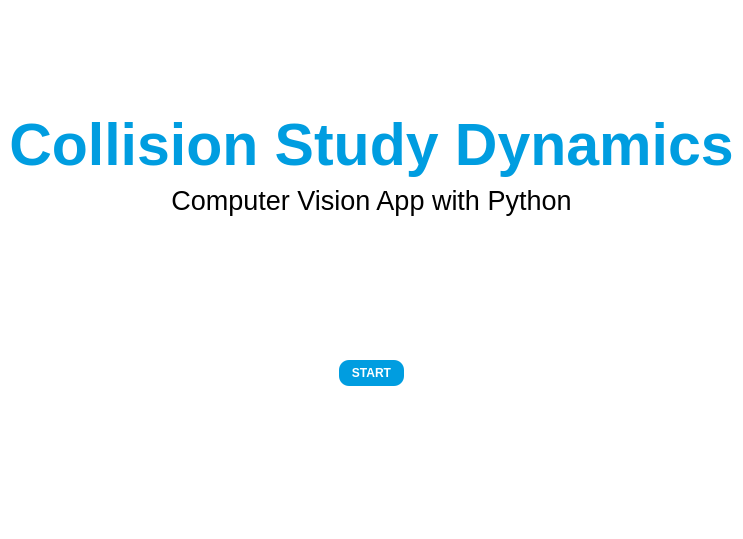
The window that gui.ui (MestreHq5/Collision-Study) describes before a commit, drawn with Qt 5.
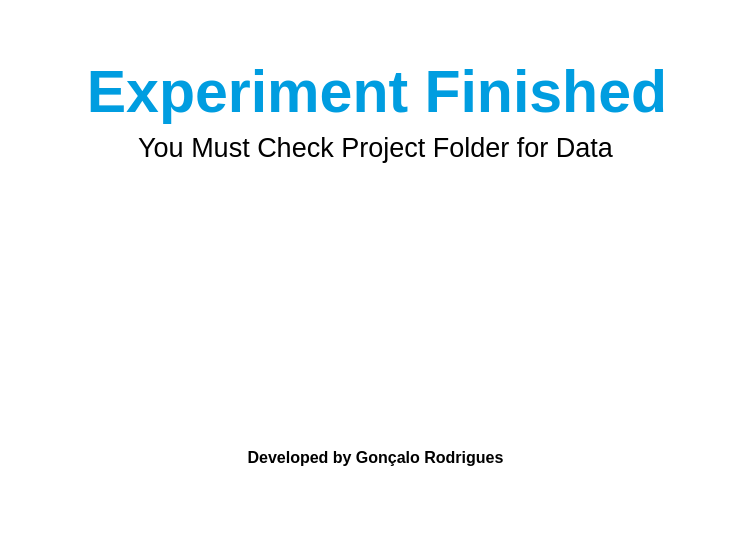
The same window after the commit. The open tabs and pages were chosen to show the change. Icons and pictures are not drawn.

Patch:
```diff
--- a/gui.ui
+++ b/gui.ui
@@ -6,8 +6,8 @@
    <rect>
     <x>0</x>
     <y>0</y>
-    <width>738</width>
-    <height>539</height>
+    <width>742</width>
+    <height>535</height>
    </rect>
   </property>
   <property name="sizePolicy">
@@ -83,7 +83,14 @@
             </property>
            </widget>
           </item>
-          <item alignment="Qt::AlignmentFlag::AlignHCenter|Qt::AlignmentFlag::AlignTop">
+          <item>
+           <widget class="QLabel" name="istlogo1">
+            <property name="text">
+             <string>TextLabel</string>
+            </property>
+           </widget>
+          </item>
+          <item alignment="Qt::AlignmentFlag::AlignHCenter|Qt::AlignmentFlag::AlignVCenter">
            <widget class="QPushButton" name="btnStart">
             <property name="styleSheet">
              <string notr="true">QPushButton {
@@ -751,6 +758,72 @@
         </layout>
        </widget>
       </widget>
+      <widget class="QWidget" name="Page_6">
+       <widget class="QWidget" name="verticalLayoutWidget_3">
+        <property name="geometry">
+         <rect>
+          <x>10</x>
+          <y>0</y>
+          <width>731</width>
+          <height>521</height>
+         </rect>
+        </property>
+        <layout class="QVBoxLayout" name="verticalLayout_7">
+         <item alignment="Qt::AlignmentFlag::AlignBottom">
+          <widget class="QLabel" name="title6">
+           <property name="styleSheet">
+            <string notr="true">padding-top: 20px</string>
+           </property>
+           <property name="text">
+            <string>&lt;html&gt;&lt;head/&gt;&lt;body&gt;&lt;p align=&quot;center&quot;&gt;&lt;span style=&quot; font-size:44pt; font-weight:700; color:#009de0;&quot;&gt;Experiment Finished&lt;/span&gt;&lt;/p&gt;&lt;/body&gt;&lt;/html&gt;</string>
+           </property>
+          </widget>
+         </item>
+         <item alignment="Qt::AlignmentFlag::AlignTop">
+          <widget class="QLabel" name="subtitle6">
+           <property name="text">
+            <string>&lt;html&gt;&lt;head/&gt;&lt;body&gt;&lt;p align=&quot;center&quot;&gt;&lt;span style=&quot; font-size:20pt; color:#000000;&quot;&gt;You Must Check Project Folder for Data&lt;/span&gt;&lt;/p&gt;&lt;/body&gt;&lt;/html&gt;</string>
+           </property>
+          </widget>
+         </item>
+         <item>
+          <widget class="QLabel" name="istlogo6">
+           <property name="sizePolicy">
+            <sizepolicy hsizetype="Expanding" vsizetype="Preferred">
+             <horstretch>0</horstretch>
+             <verstretch>0</verstretch>
+            </sizepolicy>
+           </property>
+           <property name="styleSheet">
+            <string notr="true">padding-bottom: 30px;</string>
+           </property>
+           <property name="text">
+            <string/>
+           </property>
+           <property name="pixmap">
+            <pixmap>:/img/logoIST.png</pixmap>
+           </property>
+           <property name="alignment">
+            <set>Qt::AlignmentFlag::AlignCenter</set>
+           </property>
+          </widget>
+         </item>
+         <item>
+          <widget class="QLabel" name="credits">
+           <property name="sizePolicy">
+            <sizepolicy hsizetype="Preferred" vsizetype="Minimum">
+             <horstretch>0</horstretch>
+             <verstretch>0</verstretch>
+            </sizepolicy>
+           </property>
+           <property name="text">
+            <string>&lt;html&gt;&lt;head/&gt;&lt;body&gt;&lt;p align=&quot;center&quot;&gt;&lt;span style=&quot; font-size:12pt; font-weight:700; color:#000000;&quot;&gt;Developed by Gonçalo Rodrigues&lt;/span&gt;&lt;/p&gt;&lt;/body&gt;&lt;/html&gt;</string>
+           </property>
+          </widget>
+         </item>
+        </layout>
+       </widget>
+      </widget>
      </widget>
     </item>
    </layout>
```
Left out of the diff: 2 changed lines with no effect on the pictures.
